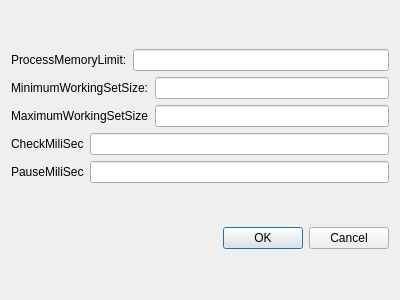
The window that modalconfig.ui (ergo471/badLauncher) describes before a commit, drawn with Qt 5.
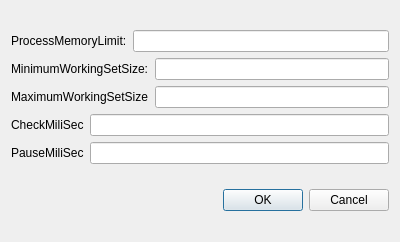
The same window after the commit.

Patch:
```diff
--- a/modalconfig.ui
+++ b/modalconfig.ui
@@ -7,11 +7,14 @@
     <x>0</x>
     <y>0</y>
     <width>400</width>
-    <height>300</height>
+    <height>242</height>
    </rect>
   </property>
   <property name="windowTitle">
-   <string>Dialog</string>
+   <string>Settings</string>
+  </property>
+  <property name="styleSheet">
+   <string notr="true">font: 9pt &quot;Poppins&quot;;</string>
   </property>
   <layout class="QGridLayout" name="gridLayout">
    <item row="0" column="0">
```
